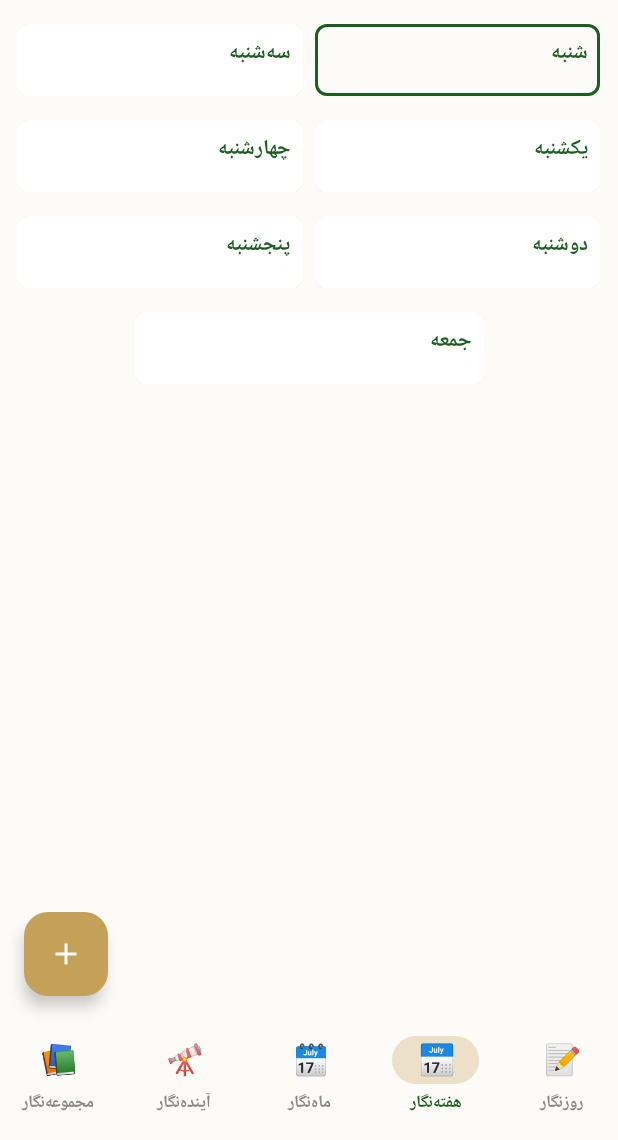
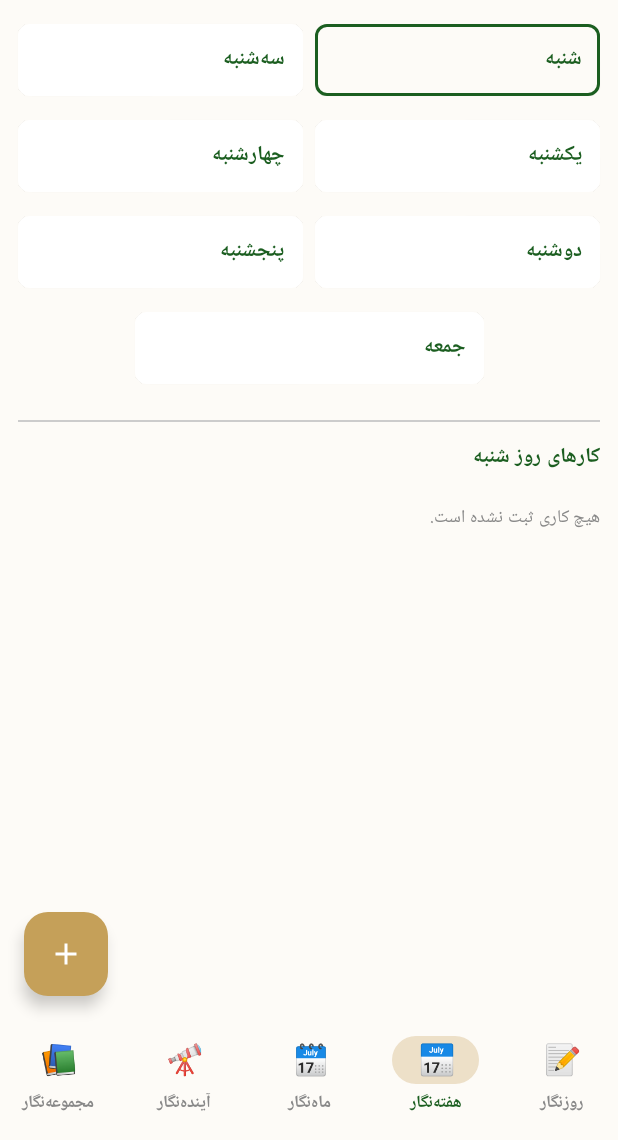
Before and after one commit to ebadariyan-bit/bolt-journal, an Android app built with Jetpack Compose: the screen it shows after launch (MainActivity), item 2 of the bottom bar chosen, on a phone screen of 412 x 824 dp, the part 96-1236 px from its top. Run offline under Robolectric (Android 15) with nearby library versions, the phone set to English and light mode, and no system bars; our stand-ins replace Room's generated code.

Commit message:
Update MainActivity.kt

```diff
--- a/app/src/main/java/ir/boltjournal/app/MainActivity.kt
+++ b/app/src/main/java/ir/boltjournal/app/MainActivity.kt
@@ -96,11 +96,11 @@ fun MainScreen() {
     val todayNumeric = PersianDate.getCurrentDateNumeric()
     val tomorrowNumeric = PersianDate.getTomorrowDateNumeric()
 
-    // اصلاحیه ۲: انتقال خودکار کارهای انجام نشده به روز بعد (موقع باز شدن برنامه)
+    // انتقال خودکار کارهای انجام نشده به روز بعد
     LaunchedEffect(Unit) {
         val unfinishedPastTasks = tasks.filter {
             it.recurrenceType == "NONE" && !it.isCompleted && it.dateString.isNotEmpty() &&
-            it.dateString != "SKIPPED" && it.dateString < todayNumeric
+            !it.dateString.startsWith("SKIPPED") && it.dateString != "NEXT_WEEK" && it.dateString < todayNumeric
         }
         unfinishedPastTasks.forEach { task ->
             taskDao.updateTask(task.copy(dateString = todayNumeric))
@@ -143,7 +143,7 @@ fun MainScreen() {
                     newTaskTitle = ""
                     newTaskDesc = ""
                     newTaskPriority = "GRAY"
-                    newTaskDateString = if (selectedItem == 3) "" else todayNumeric // تاریخ پیش‌فرض
+                    newTaskDateString = if (selectedItem == 3) "" else todayNumeric
                     newTaskReminderDays = "0"
                     newCategoryName = ""
                     if (selectedCategory.isEmpty()) selectedCategory = defaultCategories[0]
@@ -230,10 +230,9 @@ fun MainScreen() {
                                     val recValue = when(selectedItem) { 1 -> selectedWeekDay; 2 -> selectedMonthDay; else -> "" }
                                     taskDao.insertTask(TaskEntity(title = newTaskTitle, priority = newTaskPriority, recurrenceType = recType, recurrenceValue = recValue, dateString = if(selectedItem==3) newTaskDateString else todayNumeric, reminderDays = newTaskReminderDays.toIntOrNull() ?: 0))
                                 } else {
-                                    // اصلاحیه ۱: اگر کار تکرارشونده است، به جای تغییر کل کار، یک کپی مستقل برای امروز می‌سازیم
                                     if (taskToEdit!!.recurrenceType != "NONE") {
                                         taskDao.insertTask(TaskEntity(title = newTaskTitle, priority = newTaskPriority, recurrenceType = "NONE", dateString = todayNumeric))
-                                        taskDao.updateTask(taskToEdit!!.copy(dateString = "SKIPPED_$todayNumeric")) // مخفی کردن در امروز
+                                        taskDao.updateTask(taskToEdit!!.copy(dateString = "SKIPPED_$todayNumeric"))
                                     } else {
                                         taskDao.updateTask(taskToEdit!!.copy(title = newTaskTitle, priority = newTaskPriority, dateString = newTaskDateString, reminderDays = newTaskReminderDays.toIntOrNull() ?: 0))
                                     }
@@ -257,7 +256,6 @@ fun MainScreen() {
             confirmButton = {
                 TextButton(onClick = {
                     scope.launch {
-                        // اگر کار تکرارشونده است، برای فردا یک کپی مستقل می‌سازیم
                         if (taskToPostpone!!.recurrenceType != "NONE") {
                             taskDao.insertTask(TaskEntity(title = taskToPostpone!!.title, priority = taskToPostpone!!.priority, recurrenceType = "NONE", dateString = tomorrowNumeric))
                             taskDao.updateTask(taskToPostpone!!.copy(dateString = "SKIPPED_$todayNumeric"))
@@ -270,7 +268,6 @@ fun MainScreen() {
             },
             dismissButton = {
                 TextButton(onClick = {
-                    // یک هفته بعد
                     scope.launch {
                         if (taskToPostpone!!.recurrenceType != "NONE") {
                             taskDao.insertTask(TaskEntity(title = taskToPostpone!!.title, priority = taskToPostpone!!.priority, recurrenceType = "NONE", dateString = "NEXT_WEEK"))
@@ -295,7 +292,6 @@ fun DailyLogScreen(paddingValues: PaddingValues, tasks: List<TaskEntity>, taskDa
     val todayDayOfMonth = PersianDate.getDayOfMonthNumber()
     val occasion = PersianDate.getOccasion()
 
-    // اصلاحیه ۱: فیلتر کارهای تکرارشونده که امروز مخفی شده‌اند
     val todayTasks = tasks.filter {
         val isSkippedToday = it.dateString == "SKIPPED_$todayNumeric"
         !isSkippedToday && (
@@ -323,7 +319,6 @@ fun DailyLogScreen(paddingValues: PaddingValues, tasks: List<TaskEntity>, taskDa
                     Text("امروز", color = Gold, fontSize = 14.sp, fontWeight = FontWeight.Bold)
                     Text(currentDate, color = Color.White, fontSize = 18.sp, fontWeight = FontWeight.Bold)
 
-                    // اصلاحیه ۵: نمایش تاریخ میلادی، قمری و محاسبه سن
                     Spacer(modifier = Modifier.height(4.dp))
                     Text("میلادی: ${PersianDate.getMiladiDate()} | قمری: ${PersianDate.getQamariDate()}", color = Color.LightGray, fontSize = 11.sp)
                     Text("سن (تولد 1362/09/01): ${PersianDate.getAge()}", color = Gold, fontSize = 12.sp, fontWeight = FontWeight.Medium)
@@ -363,14 +358,7 @@ fun DailyLogScreen(paddingValues: PaddingValues, tasks: List<TaskEntity>, taskDa
                     showPriority = true,
                     onEdit = { onEditTask(task) },
                     onPostpone = { onPostpone(task) },
-                    onPriorityChange = { newColor -> scope.launch {
-                        if(task.recurrenceType != "NONE") {
-                            // برای کارهای تکرارشونده، تغییر رنگ باید در کل تکرار اعمال شود
-                            taskDao.updateTask(task.copy(priority = newColor))
-                        } else {
-                            taskDao.updateTask(task.copy(priority = newColor))
-                        }
-                    } }
+                    onPriorityChange = { newColor -> scope.launch { taskDao.updateTask(task.copy(priority = newColor)) } }
                 )
             }
         }
@@ -384,7 +372,6 @@ fun WeeklyLogScreen(
 ) {
     val scope = rememberCoroutineScope()
 
-    // اصلاحیه ۸: چیدمان دو ستونی و نمایش تعداد کارها با نقطه
     val rightDays = listOf("شنبه", "یکشنبه", "دوشنبه")
     val leftDays = listOf("سه‌شنبه", "چهارشنبه", "پنجشنبه")
 
@@ -397,22 +384,43 @@ fun WeeklyLogScreen(
         for (i in 0..2) {
             item {
                 Row(modifier = Modifier.fillMaxWidth(), horizontalArrangement = Arrangement.spacedBy(8.dp)) {
-                    DayCard(rightDays[i], selectedDay, onDaySelected, tasks, taskDao, scope, onEditTask, Modifier.weight(1f))
-                    DayCard(leftDays[i], selectedDay, onDaySelected, tasks, taskDao, scope, onEditTask, Modifier.weight(1f))
+                    DayGridCard(rightDays[i], selectedDay, onDaySelected, tasks, Modifier.weight(1f))
+                    DayGridCard(leftDays[i], selectedDay, onDaySelected, tasks, Modifier.weight(1f))
                 }
             }
         }
         // جمعه در مرکز
         item {
             Box(modifier = Modifier.fillMaxWidth(), contentAlignment = Alignment.Center) {
-                DayCard("جمعه", selectedDay, onDaySelected, tasks, taskDao, scope, onEditTask, Modifier.fillMaxWidth(0.6f))
+                DayGridCard("جمعه", selectedDay, onDaySelected, tasks, Modifier.fillMaxWidth(0.6f))
+            }
+        }
+
+        // خط جداکننده و لیست کارها در پایین
+        item {
+            Divider(modifier = Modifier.padding(vertical = 12.dp), color = Color.LightGray)
+            Text("کارهای روز $selectedDay", fontWeight = FontWeight.Bold, color = DarkEmerald, fontSize = 14.sp)
+        }
+
+        val dayTasks = tasks.filter { it.recurrenceType == "WEEKLY" && it.recurrenceValue == selectedDay }
+        if (dayTasks.isEmpty()) {
+            item { Text("هیچ کاری ثبت نشده است.", color = Color.Gray, fontSize = 12.sp, modifier = Modifier.padding(top = 8.dp)) }
+        } else {
+            items(dayTasks) { task ->
+                Card(modifier = Modifier.fillMaxWidth().padding(vertical = 2.dp), shape = RoundedCornerShape(6.dp)) {
+                    Row(modifier = Modifier.padding(8.dp), verticalAlignment = Alignment.CenterVertically) {
+                        Text(task.title, modifier = Modifier.weight(1f), fontSize = 14.sp)
+                        IconButton(onClick = { onEditTask(task) }, modifier = Modifier.size(30.dp)) { Icon(Icons.Default.Edit, null, tint = Color.Blue, modifier = Modifier.size(16.dp)) }
+                        IconButton(onClick = { scope.launch { taskDao.deleteTask(task) } }, modifier = Modifier.size(30.dp)) { Icon(Icons.Default.Delete, null, tint = Color.Red, modifier = Modifier.size(16.dp)) }
+                    }
+                }
             }
         }
     }
 }
 
 @Composable
-fun DayCard(day: String, selectedDay: String, onDaySelected: (String) -> Unit, tasks: List<TaskEntity>, taskDao: TaskDao, scope: kotlinx.coroutines.CoroutineScope, onEditTask: (TaskEntity) -> Unit, modifier: Modifier = Modifier) {
+fun DayGridCard(day: String, selectedDay: String, onDaySelected: (String) -> Unit, tasks: List<TaskEntity>, modifier: Modifier = Modifier) {
     val dayTasks = tasks.filter { it.recurrenceType == "WEEKLY" && it.recurrenceValue == day }
     Card(
         modifier = modifier.padding(vertical = 4.dp),
@@ -421,23 +429,16 @@ fun DayCard(day: String, selectedDay: String, onDaySelected: (String) -> Unit, t
         elevation = CardDefaults.cardElevation(1.dp),
         shape = RoundedCornerShape(8.dp)
     ) {
-        Column(modifier = Modifier.clickable { onDaySelected(day) }.padding(8.dp), horizontalAlignment = Alignment.CenterHorizontally) {
+        Column(modifier = Modifier.clickable { onDaySelected(day) }.padding(12.dp), horizontalAlignment = Alignment.CenterHorizontally) {
             Text(day, fontWeight = FontWeight.Bold, color = DarkEmerald, fontSize = 14.sp)
 
-            // نمایش نقطه به تعداد کارها
-            Row(modifier = Modifier.padding(vertical = 4.dp), horizontalArrangement = Arrangement.Center) {
-                val count = dayTasks.size.coerceAtMost(5)
-                repeat(count) {
-                    Box(modifier = Modifier.padding(horizontal = 1.dp).size(6.dp).background(EisenhowerOrange, CircleShape))
-                }
-            }
-
-            // اصلاحیه ۳: حذف تیک، فقط ویرایش و حذف
-            dayTasks.forEach { task ->
-                Row(modifier = Modifier.fillMaxWidth(), horizontalArrangement = Arrangement.SpaceBetween, verticalAlignment = Alignment.CenterVertically) {
-                    Text(task.title, fontSize = 10.sp, modifier = Modifier.weight(1f), maxLines = 1)
-                    IconButton(onClick = { onEditTask(task) }, modifier = Modifier.size(24.dp)) { Icon(Icons.Default.Edit, null, tint = Color.Blue, modifier = Modifier.size(14.dp)) }
-                    IconButton(onClick = { scope.launch { taskDao.deleteTask(task) } }, modifier = Modifier.size(24.dp)) { Icon(Icons.Default.Delete, null, tint = Color.Red, modifier = Modifier.size(14.dp)) }
+            if (dayTasks.isNotEmpty()) {
+                Spacer(modifier = Modifier.height(6.dp))
+                Row(modifier = Modifier.padding(vertical = 2.dp), horizontalArrangement = Arrangement.Center) {
+                    val count = dayTasks.size.coerceAtMost(4)
+                    repeat(count) {
+                        Box(modifier = Modifier.padding(horizontal = 1.dp).size(6.dp).background(EisenhowerOrange, CircleShape))
+                    }
                 }
             }
         }
@@ -450,7 +451,6 @@ fun MonthlyLogScreen(
     selectedDay: String, onDaySelected: (String) -> Unit, onEditTask: (TaskEntity) -> Unit
 ) {
     val scope = rememberCoroutineScope()
-    // اصلاحیه ۴: لیست مستقل از ۱ تا ۳۱
     val days = (1..31).map { it.toString() }
     val weekDays = listOf("ش", "ی", "د", "س", "چ", "پ", "ج")
 
@@ -472,7 +472,6 @@ fun MonthlyLogScreen(
                             val isSelected = dayStr == selectedDay
                             val taskCount = tasks.count { it.recurrenceType == "MONTHLY" && it.recurrenceValue == dayStr }
 
-                            // اصلاحیه ۶: نمایش نقطه نارنجی به تعداد کارها
                             Box(
                                 modifier = Modifier.size(40.dp).clip(CircleShape).background(if (isSelected) DarkEmerald else Color.Transparent)
                                     .border(if (isSelected) 0.dp else 1.dp, if (isSelected) Color.Transparent else Color.LightGray.copy(alpha=0.5f), CircleShape)
@@ -489,7 +488,6 @@ fun MonthlyLogScreen(
                                 }
                             }
                         }
-                        // پر کردن روزهای خالی ردیف آخر
                         if (week.size < 7) {
                             repeat(7 - week.size) { Box(modifier = Modifier.size(40.dp)) }
                         }
@@ -506,7 +504,6 @@ fun MonthlyLogScreen(
         if (monthDayTasks.isEmpty()) {
             item { Text("هیچ کاری ثبت نشده است.", color = Color.Gray, fontSize = 12.sp, modifier = Modifier.padding(top = 8.dp)) }
         } else {
-            // اصلاحیه ۳: حذف تیک در ماه‌نگار
             items(monthDayTasks) { task ->
                 Card(modifier = Modifier.fillMaxWidth().padding(vertical = 2.dp), shape = RoundedCornerShape(6.dp)) {
                     Row(modifier = Modifier.padding(8.dp), verticalAlignment = Alignment.CenterVertically) {
@@ -538,7 +535,6 @@ fun FutureLogScreen(paddingValues: PaddingValues, tasks: List<TaskEntity>, taskD
                     Card(modifier = Modifier.fillMaxWidth().padding(vertical = 4.dp), colors = CardDefaults.cardColors(containerColor = Cream), shape = RoundedCornerShape(8.dp)) {
                         Column(modifier = Modifier.padding(8.dp)) {
                             Text(date, fontWeight = FontWeight.Bold, color = DarkEmerald, fontSize = 14.sp)
-                            // اصلاحیه ۳: حذف تیک در آینده‌نگار
                             dateTasks.forEach { task ->
                                 Row(modifier = Modifier.fillMaxWidth().padding(vertical = 4.dp), verticalAlignment = Alignment.CenterVertically) {
                                     Text(task.title, modifier = Modifier.weight(1f), fontSize = 14.sp)
@@ -589,7 +585,6 @@ fun CollectionScreen(
                                 Card(modifier = Modifier.fillMaxWidth().padding(vertical = 4.dp), colors = CardDefaults.cardColors(containerColor = Color.White), shape = RoundedCornerShape(6.dp)) {
                                     Row(modifier = Modifier.padding(horizontal = 8.dp, vertical = 2.dp).fillMaxWidth(), verticalAlignment = Alignment.CenterVertically) {
 
-                                        // اصلاحیه ۷: جایگزینی آیکون تیک با چک‌باکس مربعی
                                         Checkbox(
                                             checked = item.isCompleted,
                                             onCheckedChange = { scope.launch { collectionDao.updateItem(item.copy(isCompleted = it)) } },
@@ -641,17 +636,14 @@ fun CompactTaskItem(
             }
             Text(text = task.title, fontSize = 14.sp, color = if (task.isCompleted) Color.Gray else Color.Black, textDecoration = if (task.isCompleted) TextDecoration.LineThrough else TextDecoration.None, modifier = Modifier.weight(1f))
 
-            // دکمه موکول کردن (اصلاحیه ۲)
             IconButton(onClick = onPostpone, modifier = Modifier.size(30.dp)) {
                 Icon(Icons.Default.ArrowForward, "موکول", tint = Color.DarkGray, modifier = Modifier.size(18.dp))
             }
 
             IconButton(onClick = onEdit, modifier = Modifier.size(30.dp)) { Icon(Icons.Default.Edit, "ویرایش", tint = Color.Blue, modifier = Modifier.size(16.dp)) }
 
-            // دکمه تیک (فقط در روزنگار)
             IconButton(onClick = {
                 scope.launch {
-                    // اصلاحیه ۱: کار تکرارشونده در روزنگار تیک می‌خورد، فقط برای امروز مخفی می‌شود
                     if (task.recurrenceType != "NONE") {
                         taskDao.updateTask(task.copy(dateString = "SKIPPED_${PersianDate.getCurrentDateNumeric()}"))
                     } else {
```
